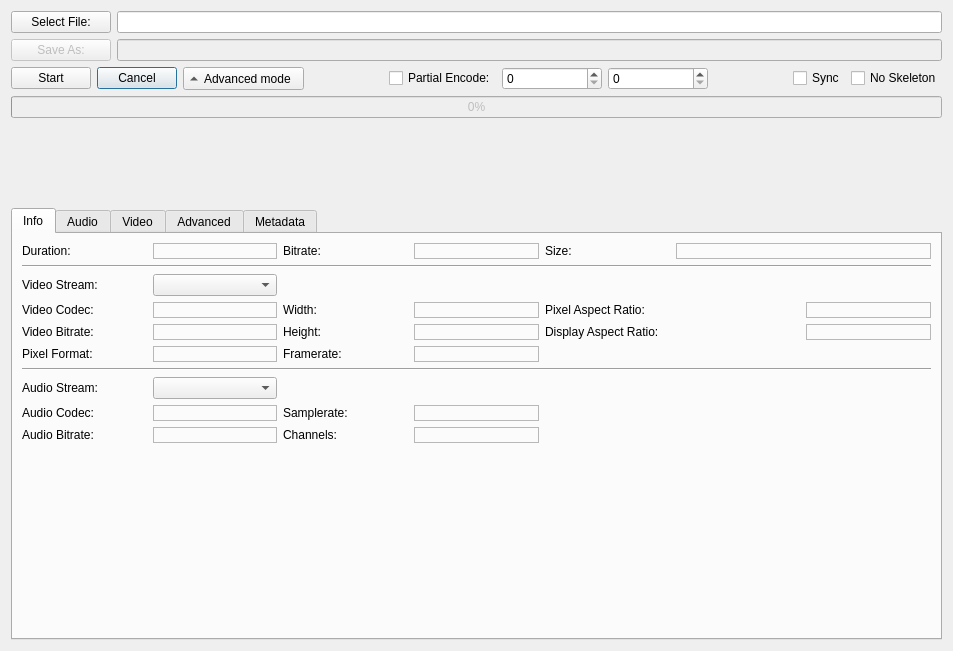
The window that src/dialog.ui (an146/qtheorafrontend) describes before a commit, drawn with Qt 5.
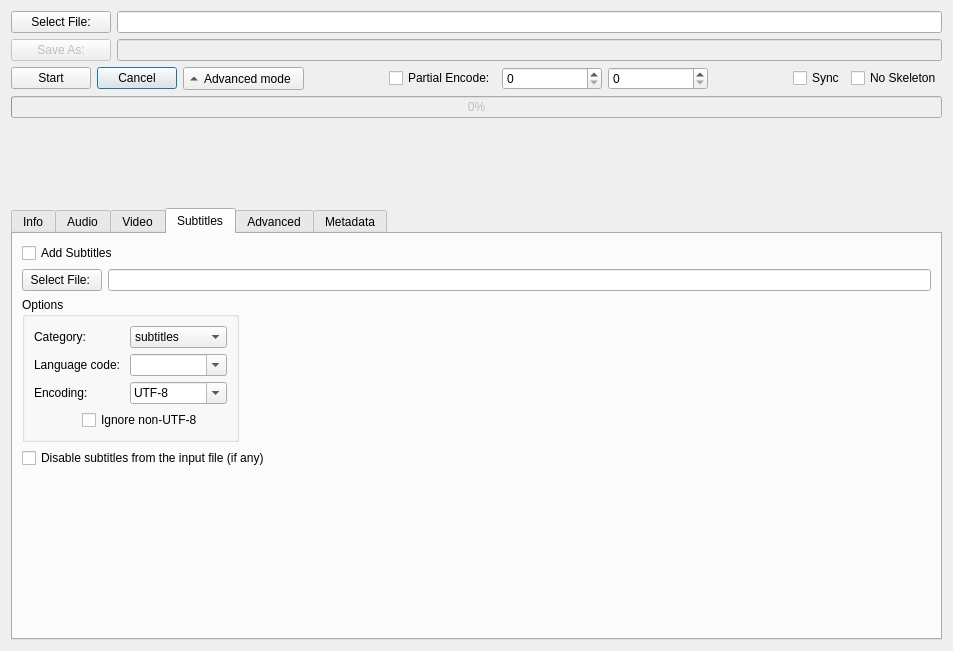
The same window after the commit. The open tabs and pages were chosen to show the change. Icons and pictures are not drawn. Custom widgets are drawn as their Qt base class.

Commit message: Subtitles tab

What changed in the file:
```diff
--- a/src/dialog.ui
+++ b/src/dialog.ui
@@ -1370,6 +1370,188 @@
        </item>
       </layout>
      </widget>
+     <widget class="QWidget" name="subtitles">
+      <attribute name="title">
+       <string>Subtitles</string>
+      </attribute>
+      <layout class="QVBoxLayout" name="verticalLayout_9">
+       <item>
+        <widget class="QCheckBox" name="subtitles_add">
+         <property name="text">
+          <string>Add Subtitles</string>
+         </property>
+        </widget>
+       </item>
+       <item>
+        <layout class="QGridLayout" name="subtitles_options_layout">
+         <item row="0" column="0" colspan="2">
+          <layout class="QHBoxLayout" name="horizontalLayout_2">
+           <item>
+            <widget class="QPushButton" name="subtitles_file_select">
+             <property name="text">
+              <string>Select File: </string>
+             </property>
+            </widget>
+           </item>
+           <item>
+            <widget class="QLineEdit" name="subtitles_file"/>
+           </item>
+          </layout>
+         </item>
+         <item row="1" column="0">
+          <widget class="QGroupBox" name="subtitles_options">
+           <property name="title">
+            <string>Options</string>
+           </property>
+           <layout class="QGridLayout" name="gridLayout_10">
+            <item row="0" column="0" colspan="2">
+             <widget class="QLabel" name="label_43">
+              <property name="text">
+               <string>Category: </string>
+              </property>
+             </widget>
+            </item>
+            <item row="1" column="0" colspan="2">
+             <widget class="QLabel" name="label_44">
+              <property name="text">
+               <string>Language code: </string>
+              </property>
+             </widget>
+            </item>
+            <item row="2" column="0" colspan="2">
+             <widget class="QLabel" name="label_45">
+              <property name="text">
+               <string>Encoding:</string>
+              </property>
+             </widget>
+            </item>
+            <item row="0" column="2">
+             <widget class="QComboBox" name="subtitles_category">
+              <item>
+               <property name="text">
+                <string>subtitles</string>
+               </property>
+              </item>
+              <item>
+               <property name="text">
+                <string>commentary</string>
+               </property>
+              </item>
+              <item>
+               <property name="text">
+                <string>transcript</string>
+               </property>
+              </item>
+              <item>
+               <property name="text">
+                <string>lyrics</string>
+               </property>
+              </item>
+             </widget>
+            </item>
+            <item row="2" column="2">
+             <widget class="QComboBox" name="subtitles_encoding">
+              <property name="editable">
+               <bool>true</bool>
+              </property>
+              <item>
+               <property name="text">
+                <string>UTF-8</string>
+               </property>
+              </item>
+              <item>
+               <property name="text">
+                <string>iso-8859-1</string>
+               </property>
+              </item>
+              <item>
+               <property name="text">
+                <string>latin1</string>
+               </property>
+              </item>
+             </widget>
+            </item>
+            <item row="3" column="1" colspan="2">
+             <widget class="QCheckBox" name="subtitles_ignore_nonutf">
+              <property name="toolTip">
+               <string>When reading an UTF-8 subtitles text file, any invalid UTF-8
+sequence will be ignored. This may be useful if there are stray
+sequences in an otherwise UTF-8 file. Note that, since those
+invalid sequences will be removed from the output, this option is
+not a substitute to converting a non UTF-8 file to UTF-8.</string>
+              </property>
+              <property name="text">
+               <string>Ignore non-UTF-8</string>
+              </property>
+             </widget>
+            </item>
+            <item row="3" column="0">
+             <widget class="QLabel" name="label_46">
+              <property name="minimumSize">
+               <size>
+                <width>10</width>
+                <height>0</height>
+               </size>
+              </property>
+              <property name="text">
+               <string/>
+              </property>
+             </widget>
+            </item>
+            <item row="1" column="2">
+             <widget class="QComboBox" name="subtitles_language">
+              <property name="toolTip">
+               <string>Sets the language of the subtitles stream.
+Language must be a language tag according to RFC 3066
+(usually a two letter language code, optionally followed
+by a dash (or underscore) and a region code.
+Examples include en, it, ja, en_GB, de_DE, etc.)</string>
+              </property>
+              <property name="editable">
+               <bool>true</bool>
+              </property>
+             </widget>
+            </item>
+           </layout>
+          </widget>
+         </item>
+         <item row="1" column="1">
+          <spacer name="horizontalSpacer_13">
+           <property name="orientation">
+            <enum>Qt::Horizontal</enum>
+           </property>
+           <property name="sizeHint" stdset="0">
+            <size>
+             <width>40</width>
+             <height>20</height>
+            </size>
+           </property>
+          </spacer>
+         </item>
+        </layout>
+       </item>
+       <item>
+        <widget class="QCheckBox" name="subtitles_disable_input">
+         <property name="text">
+          <string>Disable subtitles from the input file (if any)</string>
+         </property>
+        </widget>
+       </item>
+       <item>
+        <spacer name="verticalSpacer_13">
+         <property name="orientation">
+          <enum>Qt::Vertical</enum>
+         </property>
+         <property name="sizeHint" stdset="0">
+          <size>
+           <width>20</width>
+           <height>40</height>
+          </size>
+         </property>
+        </spacer>
+       </item>
+      </layout>
+     </widget>
      <widget class="QWidget" name="advanced">
       <attribute name="title">
        <string>Advanced</string>
```
The commit also changes 2 other files.
